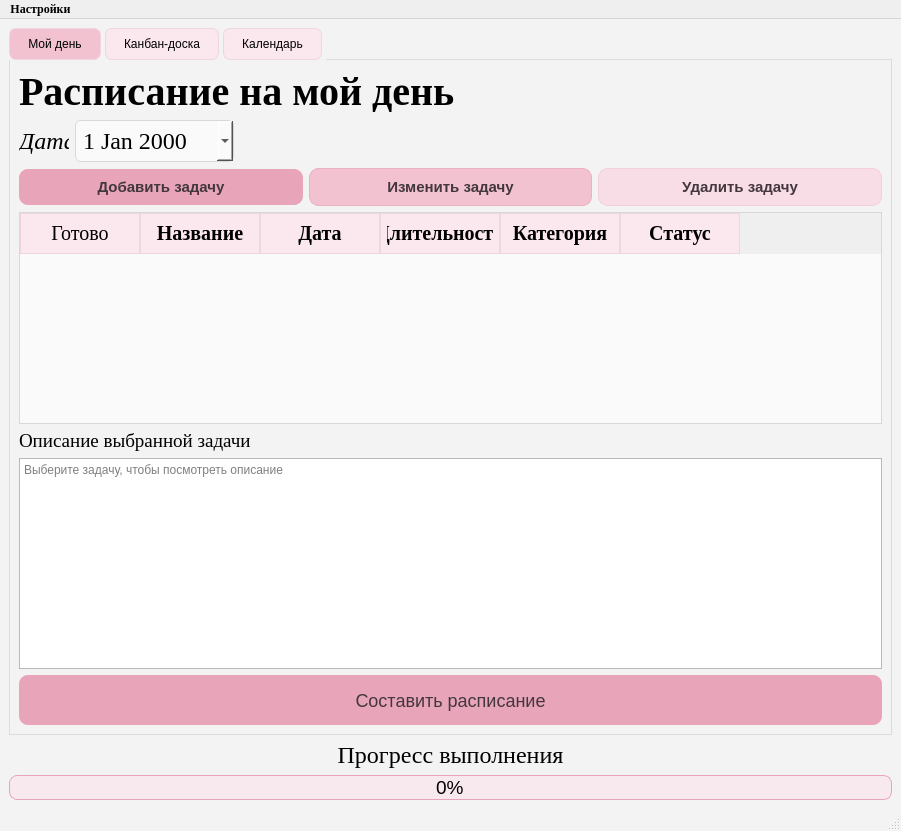
This is app/design_ui/main_window.ui in mallkiry/Takt as Qt 5 draws it before an edit. The edited form follows.
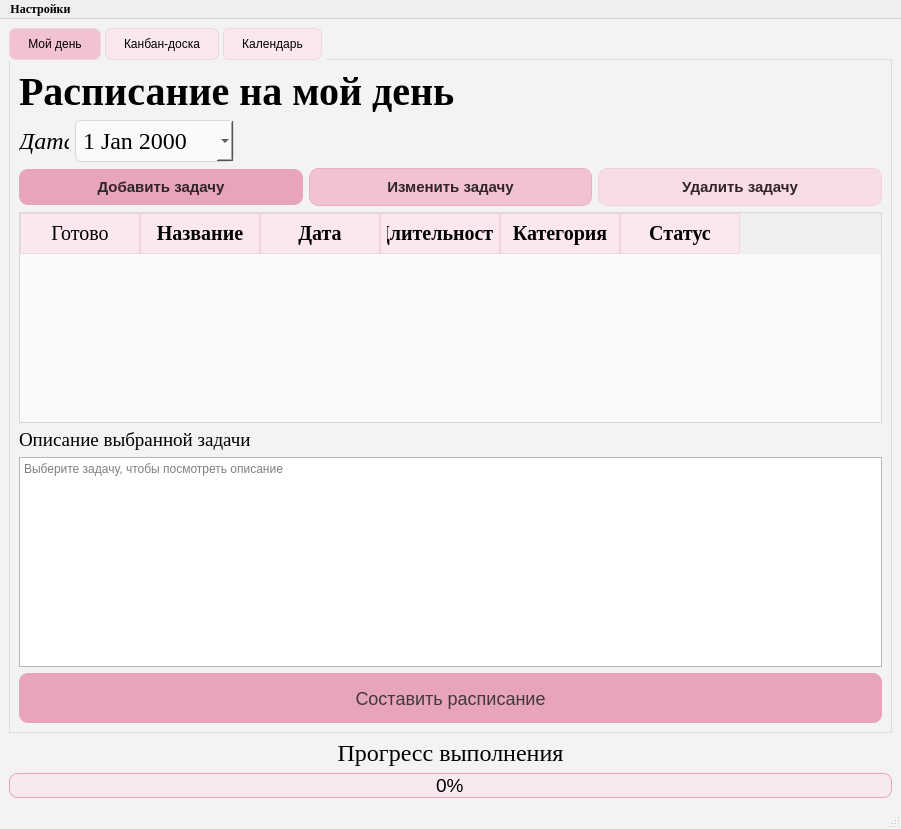
This is the edited form. The open tabs and pages were chosen to show the change.

```diff
--- a/app/design_ui/main_window.ui
+++ b/app/design_ui/main_window.ui
@@ -10,7 +10,7 @@
     <x>0</x>
     <y>0</y>
     <width>901</width>
-    <height>831</height>
+    <height>829</height>
    </rect>
   </property>
   <property name="maximumSize">
@@ -244,6 +244,7 @@
            <widget class="QPushButton" name="addTaskButton">
             <property name="font">
              <font>
+              <family>Arial</family>
               <pointsize>-1</pointsize>
               <weight>75</weight>
               <bold>true</bold>
@@ -266,6 +267,12 @@
 
 QPushButton:pressed {
     background-color: #CC7E99;
+}
+QPushButton {
+    font-family: &quot;Arial&quot;;
+    font-size: 15px;
+    font-weight: bold;
+    color: #30232A;
 }</string>
             </property>
             <property name="text">
@@ -277,6 +284,7 @@
            <widget class="QPushButton" name="editTaskButton">
             <property name="font">
              <font>
+              <family>Arial</family>
               <pointsize>-1</pointsize>
               <weight>75</weight>
               <bold>true</bold>
@@ -299,6 +307,12 @@
 
 QPushButton:pressed {
     background-color: #DB9BAF;
+}
+QPushButton {
+    font-family: &quot;Arial&quot;;
+    font-size: 15px;
+    font-weight: bold;
+    color: #30232A;
 }</string>
             </property>
             <property name="text">
@@ -310,6 +324,7 @@
            <widget class="QPushButton" name="deleteTaskButton">
             <property name="font">
              <font>
+              <family>Arial</family>
               <pointsize>-1</pointsize>
               <weight>75</weight>
               <bold>true</bold>
@@ -328,6 +343,12 @@
 
 QPushButton:hover {
     background-color: #F1C9D7;
+}
+QPushButton {
+    font-family: &quot;Arial&quot;;
+    font-size: 15px;
+    font-weight: bold;
+    color: #30232A;
 }</string>
             </property>
             <property name="text">
```
Left out of the diff: 13 changed lines with no effect on the pictures.
